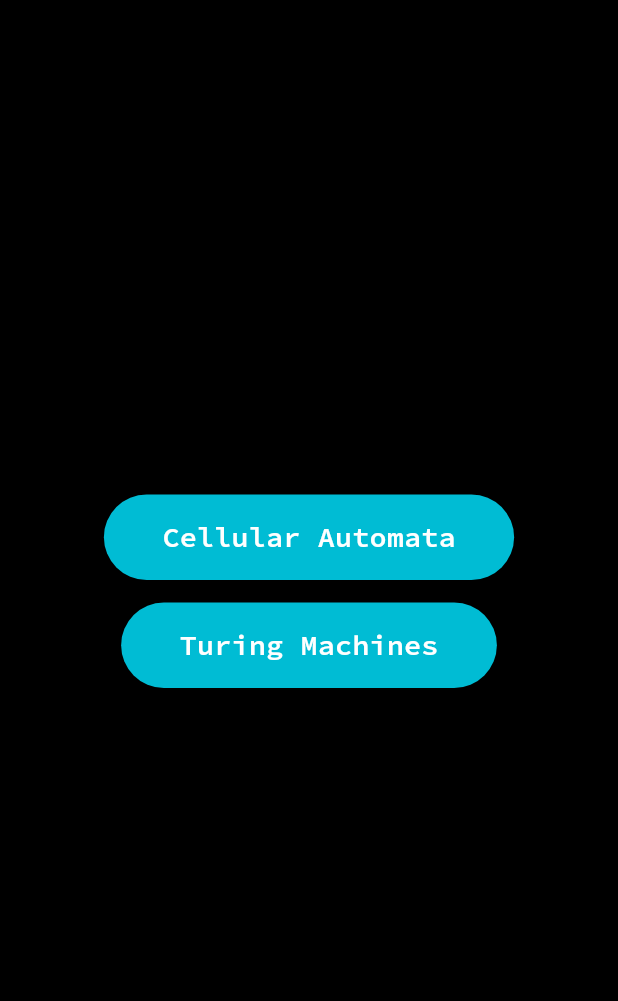
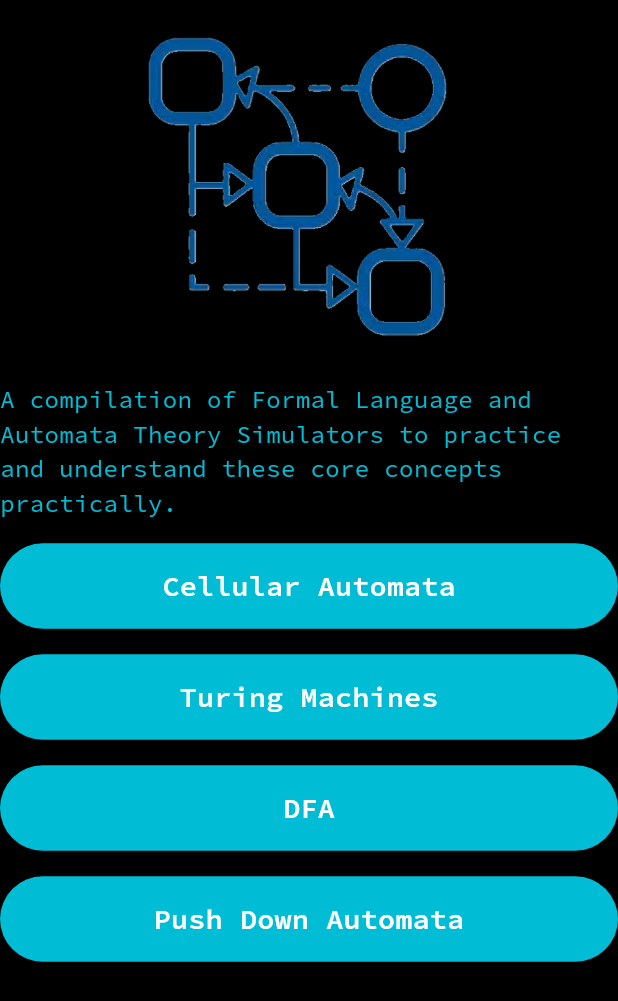
Before and after one commit to nikhil-RGB/minor-project, a Flutter app: the screen it shows after launch, after a tap on "Cellular Automata", after a tap on the "exit to app" icon, on a phone screen of 412 x 824 dp. Shown: the top 1001 px of the screen. Run offline on Flutter 3.47's test engine with Material 3 defaults, Android fonts, the light colour scheme and no system bars; our stand-ins replace flutter_phoenix, gap, google_fonts, hive, hive_flutter, logger and 2 more; missing offline and left inert: dart:ffi, encrypt; accounts and stored records are empty.

Commit message:
Polish main screen

```diff
--- a/lib/main.dart
+++ b/lib/main.dart
@@ -1,3 +1,5 @@
+import 'dart:ffi';
+
 import 'package:flutter/material.dart';
 import 'package:gap/gap.dart';
 import 'package:google_fonts/google_fonts.dart';
@@ -56,10 +58,27 @@ class _MyHomePageState extends State<MyHomePage> {
       body: Center(
         child: Column(
           children: [
-            Gap(MediaQuery.of(context).size.height * 0.4),
+            SizedBox(
+                height: MediaQuery.of(context).size.height * 0.3,
+                child: Image.asset("assets/images/FLA.png")),
+            const Gap(8),
+            Center(
+              child: Text(
+                "A compilation of Formal Language and Automata Theory Simulators to practice and understand these core concepts practically.",
+                style: GoogleFonts.sourceCodePro(
+                  color: Colors.cyan,
+                  fontSize: 16,
+                ),
+              ),
+            ),
+            const Gap(15),
             generateOkButton(0),
-            const Gap(15),
+            const Gap(17),
             generateOkButton(1),
+            const Gap(17),
+            generateOkButton(2),
+            const Gap(17),
+            generateOkButton(3),
           ],
         ),
       ),
@@ -75,10 +94,18 @@ class _MyHomePageState extends State<MyHomePage> {
       case 1:
         name = "Turing Machines";
         break;
+      case 2:
+        name = "DFA";
+        break;
+      case 3:
+        name = "Push Down Automata";
+        break;
       default:
         throw "Invalid index";
     }
+
     return Container(
+      width: double.infinity,
       decoration: BoxDecoration(
         borderRadius: BorderRadius.circular(50),
       ),
@@ -92,8 +119,15 @@ class _MyHomePageState extends State<MyHomePage> {
           onPressed: () {
             if (page_index == 0) {
               main0();
+            } else if (page_index == 1) {
+              main1();
             } else {
-              main1();
+              ScaffoldMessenger.of(context).showSnackBar(
+                const SnackBar(
+                  content: Text('Under development'),
+                  backgroundColor: Colors.cyan,
+                ),
+              );
             }
           },
           child: Padding(
```
Also changed, not shown: assets/images/FLA.png (added).
